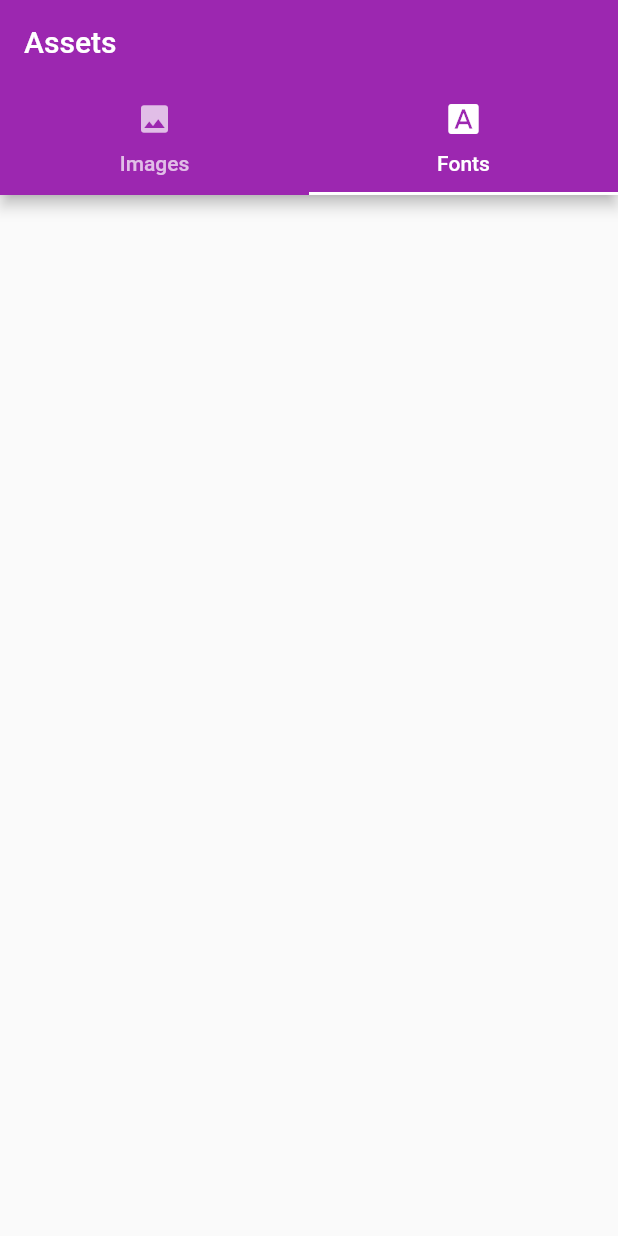
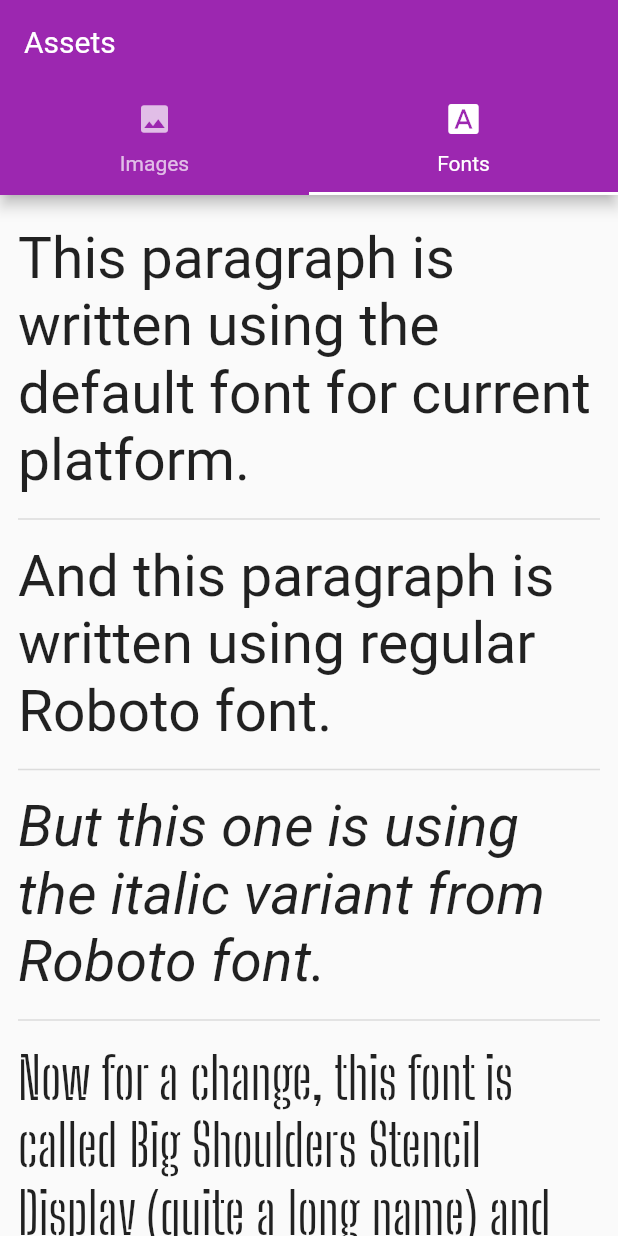
Before and after one commit to smascaro/MDADM_M0.665_PAC4_assets, a Flutter app: the screen it shows after launch, tab 2 chosen, on a phone screen of 412 x 824 dp. Run offline on Flutter 3.47's test engine with Material 2 defaults, Android fonts, the phone set to English and light mode, and no system bars.

Commit message:
Add fonts screen implementation

```diff
--- a/lib/screens/fonts_screen.dart
+++ b/lib/screens/fonts_screen.dart
@@ -1,8 +1,10 @@
 import 'package:flutter/cupertino.dart';
 import 'package:flutter/material.dart';
 
-class FontsScreen extends StatelessWidget{
-  static Tab buildTab(){
+class FontsScreen extends StatelessWidget {
+  final double _fontSize = 38;
+
+  static Tab buildTab() {
     return Tab(
       text: "Fonts",
       icon: Icon(Icons.font_download),
@@ -11,6 +13,76 @@ class FontsScreen extends StatelessWidget{
 
   @override
   Widget build(BuildContext context) {
-    return Scaffold();
+    return SingleChildScrollView(
+      child: Padding(
+        padding: const EdgeInsets.symmetric(vertical: 12, horizontal: 12),
+        child: Column(
+          mainAxisAlignment: MainAxisAlignment.start,
+          crossAxisAlignment: CrossAxisAlignment.start,
+          children: [
+            buildTextDefault(),
+            divider(),
+            buildTextRoboto(),
+            divider(),
+            buildTextRobotoItalic(),
+            divider(),
+            buildTextBigShouldersStencilDisplay(),
+            divider(),
+            buildTextBigShouldersStencilDisplayBold(),
+            divider(),
+            buildTextDancingScript(),
+            divider(),
+            buildTextIndieFlower()
+          ],
+        ),
+      ),
+    );
+  }
+
+  Divider divider() {
+    return Divider(
+      thickness: 1,
+    );
+  }
+
+  Widget buildTextDefault() =>
+      buildTextBlock("This paragraph is written using the default font for current platform.");
+
+  Widget buildTextRoboto() =>
+      buildTextBlock("And this paragraph is written using regular Roboto font.", fontFamily: "Roboto");
+
+  Widget buildTextDancingScript() =>
+      buildTextBlock("New font again! It's time for the Dancing Script font with it's regular variant.",
+          fontFamily: "DancingScript");
+
+  Widget buildTextIndieFlower() => buildTextBlock(
+      "And to conclude with this exercise, I present the last option: the Indie Flower font, again with it's regular variant.",
+      fontFamily: "IndieFlower");
+
+  Widget buildTextRobotoItalic() =>
+      buildTextBlock("But this one is using the italic variant from Roboto font.",
+          fontFamily: "Roboto", italics: true);
+
+  Widget buildTextBigShouldersStencilDisplay() => buildTextBlock(
+      "Now for a change, this font is called Big Shoulders Stencil Display (quite a long name) and this is the regular variant.",
+      fontFamily: "BigShouldersStencilDisplay");
+
+  Widget buildTextBigShouldersStencilDisplayBold() => buildTextBlock(
+      "We are still using the Big Shoulders Stencil Display font but now for something completely different: the bold variant.",
+      fontFamily: "BigShouldersStencilDisplay",
+      bold: true);
+
+  Widget buildTextBlock(String text, {String fontFamily = "", bool bold = false, bool italics = false}) {
+    return Padding(
+      padding: const EdgeInsets.symmetric(vertical: 8.0),
+      child: Text(
+        text,
+        style: TextStyle(
+            fontSize: _fontSize,
+            fontFamily: fontFamily,
+            fontWeight: bold ? FontWeight.bold : FontWeight.normal,
+            fontStyle: italics ? FontStyle.italic : FontStyle.normal),
+      ),
+    );
   }
 }
```
Also changed, not shown: pubspec.yaml (+17 -50 lines), assets/fonts/BigShouldersStencilDisplay-Bold.ttf (added), assets/fonts/BigShouldersStencilDisplay-Regular.ttf (added), assets/fonts/DancingScript-Regular.ttf (added), assets/fonts/IndieFlower-Regular.ttf (added), assets/fonts/Roboto-Italic.ttf (added), assets/fonts/Roboto-Regular.ttf (added).
